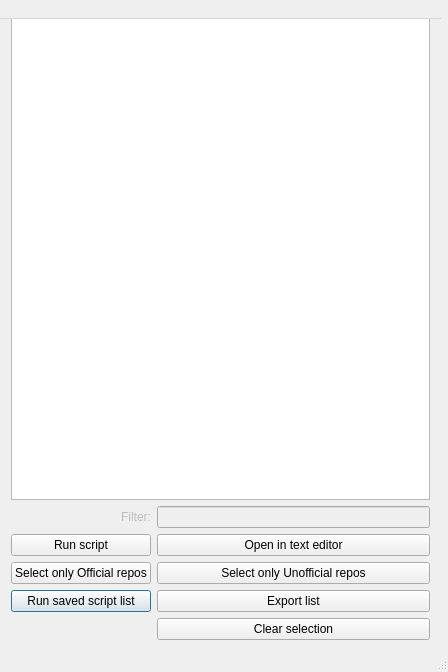
This is src/packagesdialog.ui in adgellida/ubunsys as Qt 5 draws it before an edit. The edited form follows.
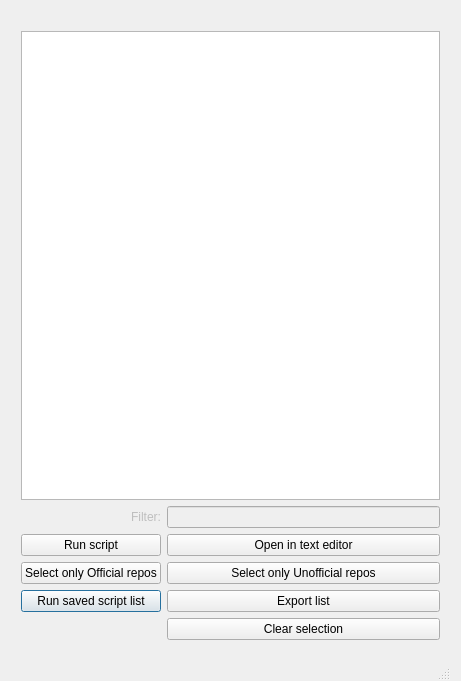
This is the edited form.

Diff of the .ui file:
```diff
--- a/src/packagesdialog.ui
+++ b/src/packagesdialog.ui
@@ -2,12 +2,15 @@
 <ui version="4.0">
  <class>PackagesDialog</class>
  <widget class="QDialog" name="PackagesDialog">
+  <property name="windowModality">
+   <enum>Qt::NonModal</enum>
+  </property>
   <property name="geometry">
    <rect>
     <x>0</x>
     <y>0</y>
-    <width>448</width>
-    <height>672</height>
+    <width>461</width>
+    <height>681</height>
    </rect>
   </property>
   <property name="windowTitle">
@@ -19,10 +22,10 @@
   <widget class="QWidget" name="centralWidget">
    <property name="geometry">
     <rect>
-     <x>0</x>
-     <y>0</y>
+     <x>10</x>
+     <y>20</y>
      <width>441</width>
-     <height>651</height>
+     <height>631</height>
     </rect>
    </property>
    <layout class="QGridLayout" name="gridLayout">
@@ -61,9 +64,6 @@
       </property>
      </widget>
     </item>
-    <item row="0" column="0" colspan="2">
-     <widget class="QTreeView" name="treeView"/>
-    </item>
     <item row="2" column="1">
      <widget class="QPushButton" name="openInTextEditorButton">
       <property name="text">
@@ -71,6 +71,13 @@
       </property>
      </widget>
     </item>
+    <item row="5" column="1">
+     <widget class="QPushButton" name="clearSelectionButton">
+      <property name="text">
+       <string>Clear selection</string>
+      </property>
+     </widget>
+    </item>
     <item row="1" column="1">
      <widget class="QLineEdit" name="txtFilter">
       <property name="enabled">
@@ -94,38 +101,18 @@
       </property>
      </widget>
     </item>
-    <item row="5" column="1">
-     <widget class="QPushButton" name="clearSelectionButton">
-      <property name="text">
-       <string>Clear selection</string>
+    <item row="0" column="0" colspan="2">
+     <widget class="QTreeView" name="treeView">
+      <property name="enabled">
+       <bool>true</bool>
       </property>
+      <attribute name="headerVisible">
+       <bool>false</bool>
+      </attribute>
      </widget>
     </item>
    </layout>
   </widget>
-  <widget class="QMenuBar" name="menuBar">
-   <property name="enabled">
-    <bool>false</bool>
-   </property>
-   <property name="geometry">
-    <rect>
-     <x>0</x>
-     <y>0</y>
-     <width>441</width>
-     <height>19</height>
-    </rect>
-   </property>
-  </widget>
-  <widget class="QToolBar" name="mainToolBar">
-   <property name="geometry">
-    <rect>
-     <x>0</x>
-     <y>0</y>
-     <width>8</width>
-     <height>17</height>
-    </rect>
-   </property>
-  </widget>
   <widget class="QStatusBar" name="statusBar">
    <property name="enabled">
     <bool>true</bool>
@@ -133,7 +120,7 @@
    <property name="geometry">
     <rect>
      <x>0</x>
-     <y>650</y>
+     <y>660</y>
      <width>451</width>
      <height>21</height>
     </rect>
```
